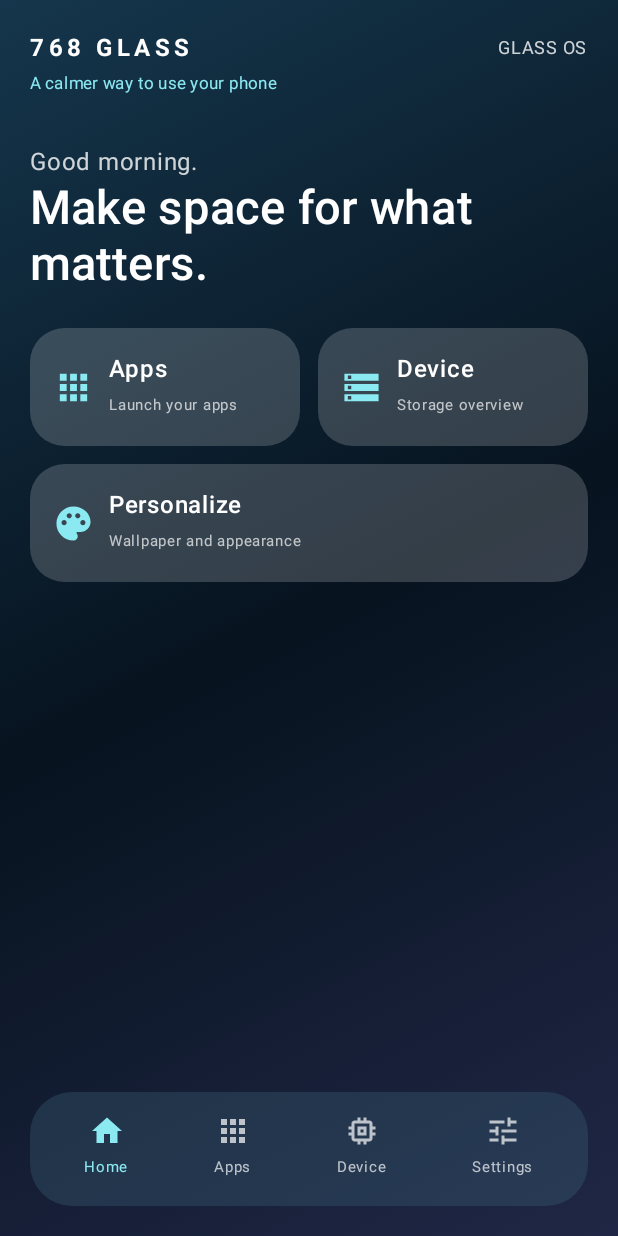
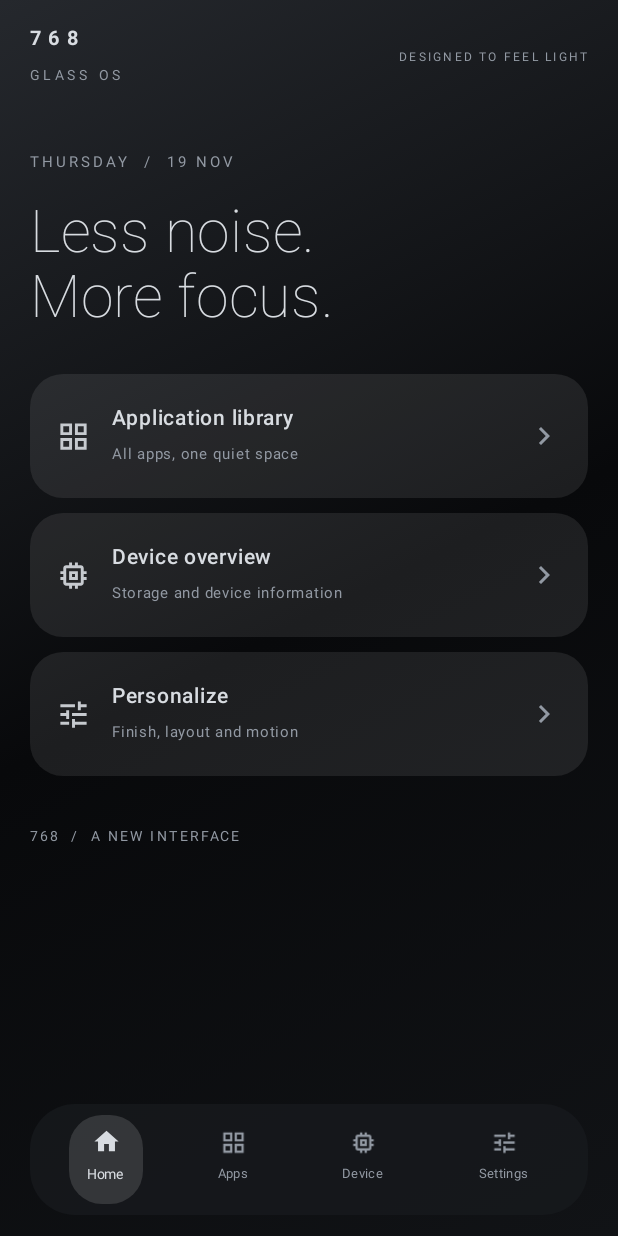
Before and after one commit to adwait768/Tv-glass-ui, an Android app built with Jetpack Compose: the screen it shows after launch (MainActivity), on a phone screen of 412 x 824 dp. Run offline under Robolectric (Android 15) with nearby library versions, the phone set to English and light mode, and no system bars.

Commit message:
Refine Glass OS with premium monochrome design and cutout-safe layout

```diff
--- a/768-glass-os/app/src/main/java/com/seveneightsix/glassos/MainActivity.kt
+++ b/768-glass-os/app/src/main/java/com/seveneightsix/glassos/MainActivity.kt
@@ -7,6 +7,9 @@ import android.os.StatFs
 import android.content.pm.PackageManager
 import androidx.activity.ComponentActivity
 import androidx.activity.compose.setContent
+import androidx.activity.enableEdgeToEdge
+import androidx.compose.animation.core.animateFloatAsState
+import androidx.compose.animation.core.spring
 import androidx.compose.foundation.background
 import androidx.compose.foundation.clickable
 import androidx.compose.foundation.layout.*
@@ -20,19 +23,25 @@ import androidx.compose.material3.*
 import androidx.compose.runtime.*
 import androidx.compose.ui.Alignment
 import androidx.compose.ui.Modifier
+import androidx.compose.ui.draw.scale
 import androidx.compose.ui.graphics.Brush
 import androidx.compose.ui.graphics.Color
 import androidx.compose.ui.text.font.FontWeight
 import androidx.compose.ui.unit.dp
 import androidx.compose.ui.unit.sp
 
-private val Night = Color(0xFF07131F)
-private val Aqua = Color(0xFF8BE9F2)
-private val Glass = Color(0x2EFFFFFF)
+// Restrained graphite / silver palette. Accent is deliberately low-saturation.
+private val Black = Color(0xFF08090B)
+private val Graphite = Color(0xFF17191D)
+private val Silver = Color(0xFFD8DCE1)
+private val Muted = Color(0xFF9299A3)
+private val Glass = Color(0x16FFFFFF)
+private val Edge = Color(0x24FFFFFF)
 
 class MainActivity : ComponentActivity() {
  override fun onCreate(savedInstanceState: Bundle?) {
   super.onCreate(savedInstanceState)
+  enableEdgeToEdge()
   setContent { GlassOS() }
  }
 }
@@ -44,56 +53,69 @@ fun GlassOS() {
  val apps = remember {
   val i = Intent(Intent.ACTION_MAIN).addCategory(Intent.CATEGORY_LAUNCHER)
   @Suppress("DEPRECATION")
-  ctx.packageManager.queryIntentActivities(i, PackageManager.MATCH_ALL).sortedBy { it.loadLabel(ctx.packageManager).toString().lowercase() }
+  ctx.packageManager.queryIntentActivities(i, PackageManager.MATCH_ALL)
+   .sortedBy { it.loadLabel(ctx.packageManager).toString().lowercase() }
  }
- MaterialTheme(colorScheme = darkColorScheme(primary=Aqua, background=Night)) {
-  Box(Modifier.fillMaxSize().background(Brush.linearGradient(listOf(Color(0xFF15364C),Night,Color(0xFF202746))))) {
-   Column(Modifier.fillMaxSize().statusBarsPadding().navigationBarsPadding().padding(20.dp)) {
-    Row(Modifier.fillMaxWidth(), horizontalArrangement=Arrangement.SpaceBetween) {
-     Column { Text("768 GLASS", color=Color.White, fontWeight=FontWeight.Bold, letterSpacing=3.sp); Text("A calmer way to use your phone", color=Aqua, fontSize=11.sp) }
-     Text("GLASS OS", color=Color.White.copy(alpha=.8f), fontSize=12.sp)
+ MaterialTheme(colorScheme = darkColorScheme(primary=Silver, background=Black, surface=Graphite)) {
+  Box(Modifier.fillMaxSize().background(Brush.linearGradient(listOf(Color(0xFF25282D),Black,Color(0xFF111316))))) {
+   // safeDrawingPadding respects status/navigation bars and display cutouts:
+   // centred punch-holes, corner cutouts, and traditional notches.
+   Column(Modifier.fillMaxSize().safeDrawingPadding().padding(horizontal=20.dp, vertical=14.dp)) {
+    Row(Modifier.fillMaxWidth(), horizontalArrangement=Arrangement.SpaceBetween, verticalAlignment=Alignment.CenterVertically) {
+     Column {
+      Text("768", color=Silver, fontSize=13.sp, fontWeight=FontWeight.Bold, letterSpacing=5.sp)
+      Text("GLASS OS", color=Muted, fontSize=9.sp, letterSpacing=3.sp)
+     }
+     Text("DESIGNED TO FEEL LIGHT", color=Muted, fontSize=8.sp, letterSpacing=1.5.sp)
     }
-    Spacer(Modifier.height(28.dp))
+    Spacer(Modifier.height(34.dp))
     when(page) {
      "Apps" -> {
-      Text("Your apps", color=Color.White, fontSize=28.sp, fontWeight=FontWeight.SemiBold)
-      Spacer(Modifier.height(12.dp))
-      LazyVerticalGrid(columns=GridCells.Adaptive(100.dp), verticalArrangement=Arrangement.spacedBy(10.dp), horizontalArrangement=Arrangement.spacedBy(10.dp)) {
+      Text("Library", color=Silver, fontSize=30.sp, fontWeight=FontWeight.Light)
+      Text("${apps.size} applications", color=Muted, fontSize=12.sp)
+      Spacer(Modifier.height(18.dp))
+      LazyVerticalGrid(columns=GridCells.Adaptive(92.dp), verticalArrangement=Arrangement.spacedBy(12.dp), horizontalArrangement=Arrangement.spacedBy(10.dp)) {
        items(apps) { app ->
         val label=app.loadLabel(ctx.packageManager).toString()
-        Column(Modifier.background(Glass,RoundedCornerShape(20.dp)).clickable {
+        Column(Modifier.background(Glass,RoundedCornerShape(22.dp)).clickable {
          ctx.packageManager.getLaunchIntentForPackage(app.activityInfo.packageName)?.let { ctx.startActivity(it) }
-        }.padding(14.dp), horizontalAlignment=Alignment.CenterHorizontally) {
-         Text(label.take(1).uppercase(), color=Aqua, fontSize=25.sp, fontWeight=FontWeight.Bold)
-         Text(label, color=Color.White, fontSize=11.sp, maxLines=2)
+        }.padding(vertical=17.dp, horizontal=8.dp), horizontalAlignment=Alignment.CenterHorizontally) {
+         Text(label.take(1).uppercase(), color=Silver, fontSize=23.sp, fontWeight=FontWeight.Light)
+         Spacer(Modifier.height(6.dp))
+         Text(label, color=Silver.copy(alpha=.86f), fontSize=10.sp, maxLines=2)
         }
        }
       }
      }
      "Device" -> DevicePanel()
      "Settings" -> {
-      Text("Glass settings", color=Color.White, fontSize=28.sp)
-      Text("Next: wallpapers, icon scale, glass strength and animation controls.", color=Color.White.copy(alpha=.75f), modifier=Modifier.padding(top=12.dp))
+      Text("Appearance", color=Silver, fontSize=30.sp, fontWeight=FontWeight.Light)
+      Spacer(Modifier.height(12.dp))
+      GlassTile("Monochrome finish","Graphite · silver · soft translucency",Icons.Default.Contrast)
+      GlassTile("Display adaptation","Uses Android safe insets for your camera cutout",Icons.Default.Smartphone)
+      GlassTile("Motion","Subtle spring transitions",Icons.Default.Animation)
      }
      else -> {
-      Text("Good morning.", color=Color.White.copy(alpha=.8f), fontSize=16.sp)
-      Text("Make space for what matters.", color=Color.White, fontSize=31.sp, fontWeight=FontWeight.SemiBold, lineHeight=37.sp)
-      Spacer(Modifier.height(24.dp))
-      Row(horizontalArrangement=Arrangement.spacedBy(12.dp)) {
-       Tile("Apps","Launch your apps",Icons.Default.Apps,Modifier.weight(1f)){page="Apps"}
-       Tile("Device","Storage overview",Icons.Default.Storage,Modifier.weight(1f)){page="Device"}
-      }
+      Text("THURSDAY  /  19 NOV", color=Muted, fontSize=10.sp, letterSpacing=2.sp)
       Spacer(Modifier.height(12.dp))
-      Tile("Personalize","Wallpaper and appearance",Icons.Default.Palette,Modifier.fillMaxWidth()){page="Settings"}
+      Text("Less noise.\nMore focus.", color=Silver, fontSize=39.sp, fontWeight=FontWeight.ExtraLight, lineHeight=43.sp)
+      Spacer(Modifier.height(28.dp))
+      GlassTile("Application library","All apps, one quiet space",Icons.Default.GridView) { page="Apps" }
+      GlassTile("Device overview","Storage and device information",Icons.Default.Memory) { page="Device" }
+      GlassTile("Personalize","Finish, layout and motion",Icons.Default.Tune) { page="Settings" }
+      Spacer(Modifier.height(18.dp))
+      Text("768  /  A NEW INTERFACE", color=Muted, fontSize=9.sp, letterSpacing=2.sp)
      }
     }
     Spacer(Modifier.weight(1f))
-    Row(Modifier.fillMaxWidth().background(Color(0x553D6378),RoundedCornerShape(28.dp)).padding(8.dp), horizontalArrangement=Arrangement.SpaceAround) {
+    Row(Modifier.fillMaxWidth().background(Color(0xCC17191D),RoundedCornerShape(30.dp)).padding(7.dp), horizontalArrangement=Arrangement.SpaceAround) {
      listOf("Home","Apps","Device","Settings").forEach { item ->
-      val icon=when(item){"Home"->Icons.Default.Home;"Apps"->Icons.Default.Apps;"Device"->Icons.Default.Memory;else->Icons.Default.Tune}
-      Column(Modifier.clickable{page=item}.padding(horizontal=8.dp,vertical=6.dp),horizontalAlignment=Alignment.CenterHorizontally) {
-       Icon(icon,null,tint=if(page==item) Aqua else Color.White.copy(alpha=.7f))
-       Text(item,color=if(page==item) Aqua else Color.White.copy(alpha=.7f),fontSize=10.sp)
+      val selected = page==item
+      val scale by animateFloatAsState(if(selected) 1f else .94f, animationSpec=spring(), label="navScale")
+      val icon=when(item){"Home"->Icons.Default.Home;"Apps"->Icons.Default.GridView;"Device"->Icons.Default.Memory;else->Icons.Default.Tune}
+      Column(Modifier.scale(scale).clickable{page=item}.background(if(selected) Color(0x22FFFFFF) else Color.Transparent,RoundedCornerShape(22.dp)).padding(horizontal=12.dp,vertical=8.dp),horizontalAlignment=Alignment.CenterHorizontally) {
+       Icon(icon,null,tint=if(selected) Silver else Muted,modifier=Modifier.size(19.dp))
+       Text(item,color=if(selected) Silver else Muted,fontSize=9.sp)
       }
      }
     }
@@ -103,10 +125,15 @@ fun GlassOS() {
 }
 
 @Composable
-private fun Tile(title:String, subtitle:String, icon:androidx.compose.ui.graphics.vector.ImageVector, modifier:Modifier=Modifier, onClick:()->Unit) {
- Row(modifier.background(Glass,RoundedCornerShape(23.dp)).clickable(onClick=onClick).padding(15.dp),verticalAlignment=Alignment.CenterVertically) {
-  Icon(icon,null,tint=Aqua,modifier=Modifier.size(27.dp)); Spacer(Modifier.width(10.dp))
-  Column { Text(title,color=Color.White,fontWeight=FontWeight.SemiBold); Text(subtitle,color=Color.White.copy(alpha=.7f),fontSize=10.sp) }
+private fun GlassTile(title:String, subtitle:String, icon:androidx.compose.ui.graphics.vector.ImageVector, onClick:()->Unit = {}) {
+ Row(Modifier.fillMaxWidth().padding(bottom=10.dp).background(Glass,RoundedCornerShape(22.dp)).clickable(onClick=onClick).padding(17.dp),verticalAlignment=Alignment.CenterVertically) {
+  Icon(icon,null,tint=Silver.copy(alpha=.9f),modifier=Modifier.size(23.dp))
+  Spacer(Modifier.width(14.dp))
+  Column(Modifier.weight(1f)) {
+   Text(title,color=Silver,fontSize=14.sp,fontWeight=FontWeight.Medium)
+   Text(subtitle,color=Muted,fontSize=10.sp)
+  }
+  Icon(Icons.Default.ChevronRight,null,tint=Muted)
  }
 }
 
@@ -116,8 +143,8 @@ private fun DevicePanel() {
  val total=s.totalBytes/(1024.0*1024*1024)
  val free=s.availableBytes/(1024.0*1024*1024)
  Column(verticalArrangement=Arrangement.spacedBy(12.dp)) {
-  Text("Device overview",color=Color.White,fontSize=28.sp,fontWeight=FontWeight.SemiBold)
-  Tile("Internal storage","%.1f GB free of %.1f GB".format(free,total),Icons.Default.Storage,Modifier.fillMaxWidth()){}
-  Text("Read-only overview. Android controls protected app-cache and system cleanup.",color=Color.White.copy(alpha=.7f),fontSize=12.sp)
+  Text("Device",color=Silver,fontSize=30.sp,fontWeight=FontWeight.Light)
+  GlassTile("Internal storage","%.1f GB available of %.1f GB".format(free,total),Icons.Default.Storage)
+  Text("Read-only information. Android retains control of protected system cleanup and app data.",color=Muted,fontSize=11.sp)
  }
 }
```
